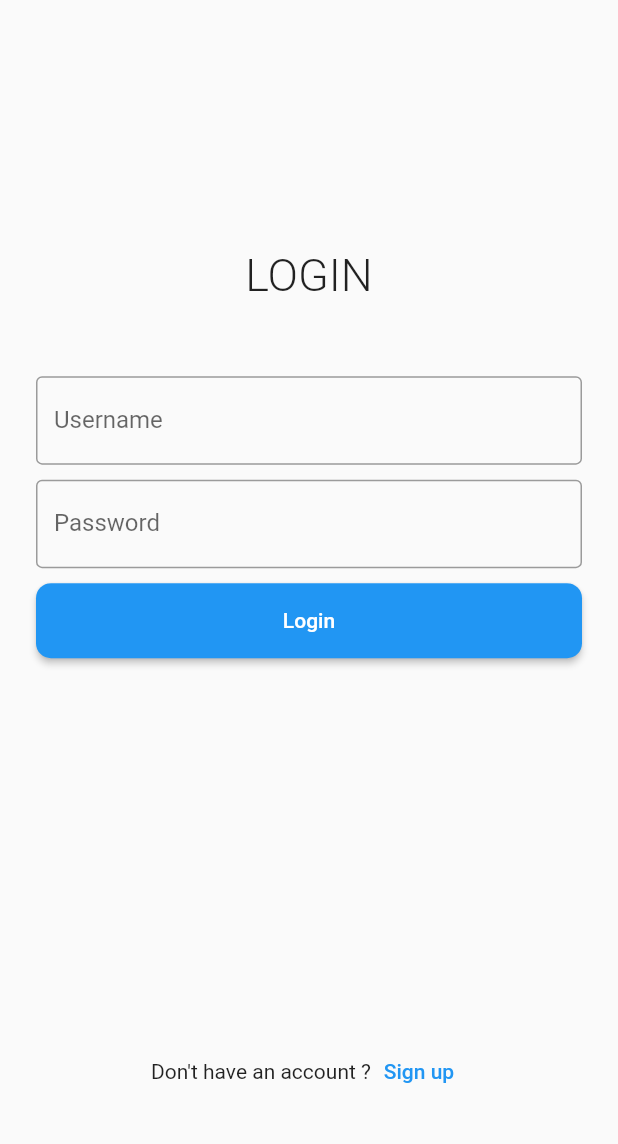
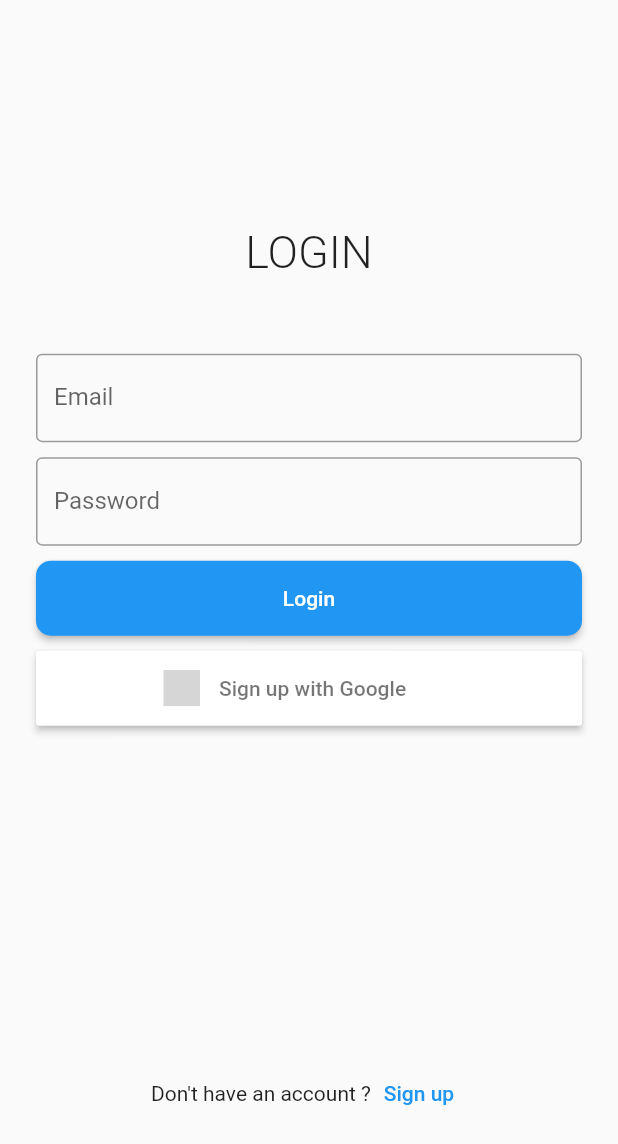
Before and after one commit to envisse/flutter_firebase_auth, a Flutter app: the LoginPage screen opened directly, on a phone screen of 412 x 824 dp. Shown: the top 1144 px of the screen. Run offline on Flutter 3.47's test engine with Material 2 defaults, Android fonts, the phone set to English and light mode, and no system bars; our stand-ins replace email_validator, firebase_auth, firebase_core, flutter_easyloading, flutter_signin_button, google_sign_in; accounts and stored records are empty; grey boxes are pictures that could not be loaded.

Commit message:
google signin method and cleaning code

```diff
--- a/lib/page/page_Home.dart
+++ b/lib/page/page_Home.dart
@@ -14,7 +14,7 @@ class HomePage extends StatelessWidget {
               Text('Home Page'),
               ElevatedButton(
                   onPressed: () {
-                    context.read<AuthenticationService>().Signout();
+                    context.read<AuthenticationService>().signout();
                   },
                   child: Text('SignOut'))
             ],
--- a/lib/page/page_authentication.dart
+++ b/lib/page/page_authentication.dart
@@ -4,6 +4,7 @@ import 'package:flutter_firebase_auth/page/page_Home.dart';
 import 'package:provider/provider.dart';
 import 'package:email_validator/email_validator.dart';
 import 'package:flutter_firebase_auth/service/authentication_service.dart';
+import 'package:flutter_signin_button/flutter_signin_button.dart';
 
 class Authenticationchecker extends StatelessWidget {
   @override
@@ -18,8 +19,8 @@ class Authenticationchecker extends StatelessWidget {
 }
 
 class LoginPage extends StatelessWidget {
-  FirebaseAuth auth = FirebaseAuth.instance;
-  final _username = TextEditingController();
+  final FirebaseAuth auth = FirebaseAuth.instance;
+  final _email = TextEditingController();
   final _password = TextEditingController();
   final _formkey = GlobalKey<FormState>();
   @override
@@ -47,7 +48,7 @@ class LoginPage extends StatelessWidget {
                       child: Column(
                         children: [
                           TextFormField(
-                            controller: _username,
+                            controller: _email,
                             // validator if it's not email
                             validator: (value) {
                               if (value.isEmpty) {
@@ -59,7 +60,7 @@ class LoginPage extends StatelessWidget {
                               }
                             },
                             decoration: InputDecoration(
-                                labelText: 'Username',
+                                labelText: 'Email',
                                 border: OutlineInputBorder()),
                           ),
                           SizedBox(
@@ -83,10 +84,10 @@ class LoginPage extends StatelessWidget {
                             child: ElevatedButton(
                               onPressed: () {
                                 if (_formkey.currentState.validate()) {
-                                  context.read<AuthenticationService>().SignIn(
-                                      email: _username.text,
+                                  context.read<AuthenticationService>().signin(
+                                      email: _email.text,
                                       password: _password.text,
-                                      Context: context);
+                                      context: context);
                                 } else {
                                   ScaffoldMessenger.of(context).showSnackBar(
                                       SnackBar(content: Text("can't proceed")));
@@ -98,6 +99,22 @@ class LoginPage extends StatelessWidget {
                                       borderRadius: BorderRadius.circular(10))),
                             ),
                           ),
+                          SizedBox(
+                            height: 10,
+                          ),
+                          SizedBox(
+                            height: 50,
+                            width: double.infinity,
+                            child: SignInButton(
+                              Buttons.Google,
+                              text: "Sign up with Google",
+                              onPressed: () {
+                                context
+                                    .read<AuthenticationService>()
+                                    .signInWithGoogle();
+                              },
+                            ),
+                          )
                         ],
                       ),
                     ),
@@ -213,10 +230,10 @@ class RegisterPage extends StatelessWidget {
                         child: ElevatedButton(
                           onPressed: () {
                             if (_formkey.currentState.validate()) {
-                              context.read<AuthenticationService>().SignUp(
+                              context.read<AuthenticationService>().signup(
                                   email: _email.text,
                                   password: _password.text,
-                                  Context: context);
+                                  context: context);
                             } else {
                               ScaffoldMessenger.of(context).showSnackBar(
                                   SnackBar(content: Text("can't proceed")));
--- a/pubspec.yaml
+++ b/pubspec.yaml
@@ -25,6 +25,8 @@ dependencies:
     sdk: flutter
   firebase_core: "^1.2.1"
   firebase_auth: "^1.3.0"
+  google_sign_in: "^4.5.1"
+  flutter_signin_button: ^2.0.0
   email_validator: '^1.0.0'
   provider: ^5.0.0
   flutter_easyloading: ^3.0.0
```
Also changed, not shown: lib/service/authentication_service.dart (+38 -11 lines), pubspec.lock, 2 other files.
